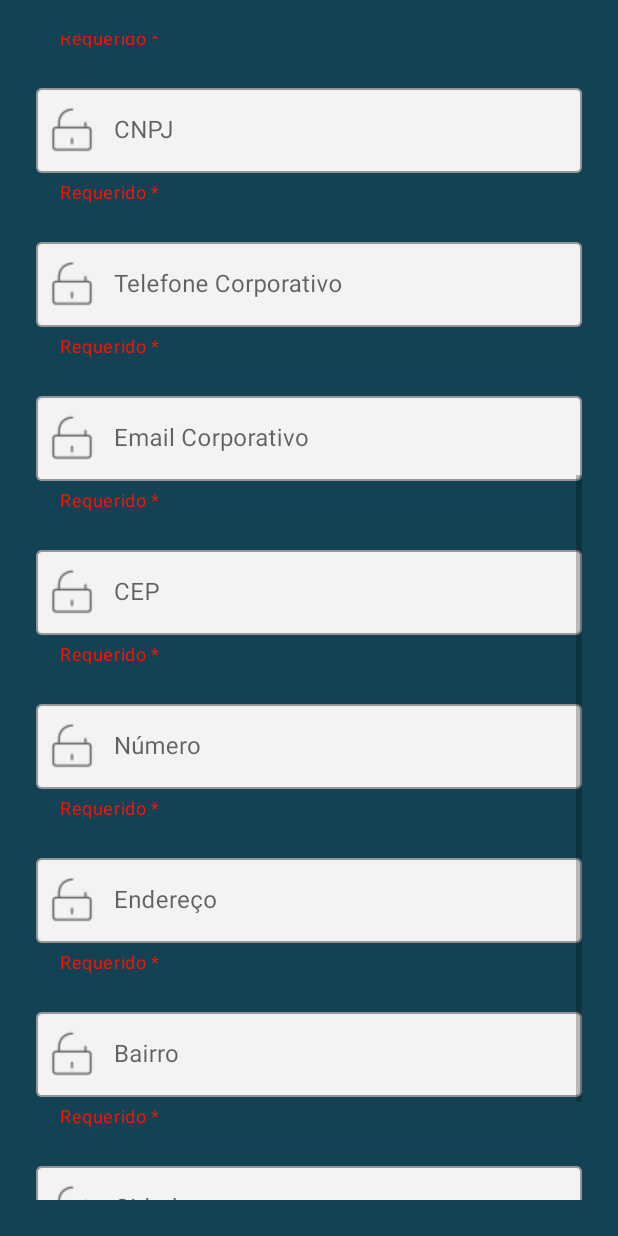
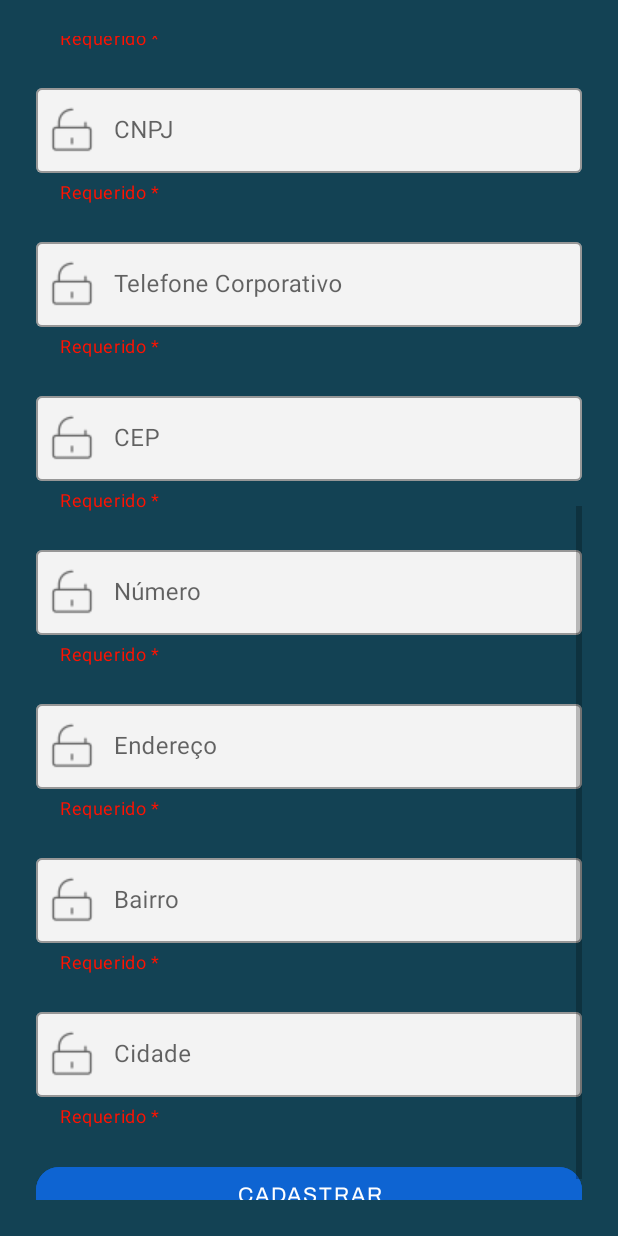
Before and after one commit to LeonardoSnows/Sistema-Integrado-Continuo, an Android app: the Cadastro_User screen opened directly, with no data from a screen before it, scrolled down 576 dp, on a phone screen of 412 x 824 dp. Run offline under Robolectric (Android 15) with nearby library versions, the phone set to English and light mode, and no system bars; our stand-ins replace Firebase (no records; nobody signed in at launch, a user with empty details on screens opened directly).

Commit message:
integrado as telas de cadastro em uma unica

```diff
--- a/sistema_integrado_continuo/app/src/main/res/layout/activity_cadastro_user.xml
+++ b/sistema_integrado_continuo/app/src/main/res/layout/activity_cadastro_user.xml
@@ -147,24 +147,6 @@
                 android:inputType="phone" />
         </com.google.android.material.textfield.TextInputLayout>
 
-        <com.google.android.material.textfield.TextInputLayout
-            android:id="@+id/email_corporativo_input"
-            style="@style/Widget.MaterialComponents.TextInputLayout.OutlinedBox"
-            android:layout_width="match_parent"
-            android:layout_height="wrap_content"
-            android:layout_marginBottom="20dp"
-            app:boxBackgroundColor="#f3f3f3"
-            app:helperText="Requerido *"
-            app:helperTextTextColor="#FF1200"
-            app:startIconDrawable="@drawable/password_safe">
-
-            <com.google.android.material.textfield.TextInputEditText
-                android:id="@+id/email_corporativo_text"
-                android:layout_width="match_parent"
-                android:layout_height="wrap_content"
-                android:hint="Email Corporativo"
-                android:inputType="textEmailAddress" />
-        </com.google.android.material.textfield.TextInputLayout>
 
         <com.google.android.material.textfield.TextInputLayout
             android:id="@+id/cep_input"
```
